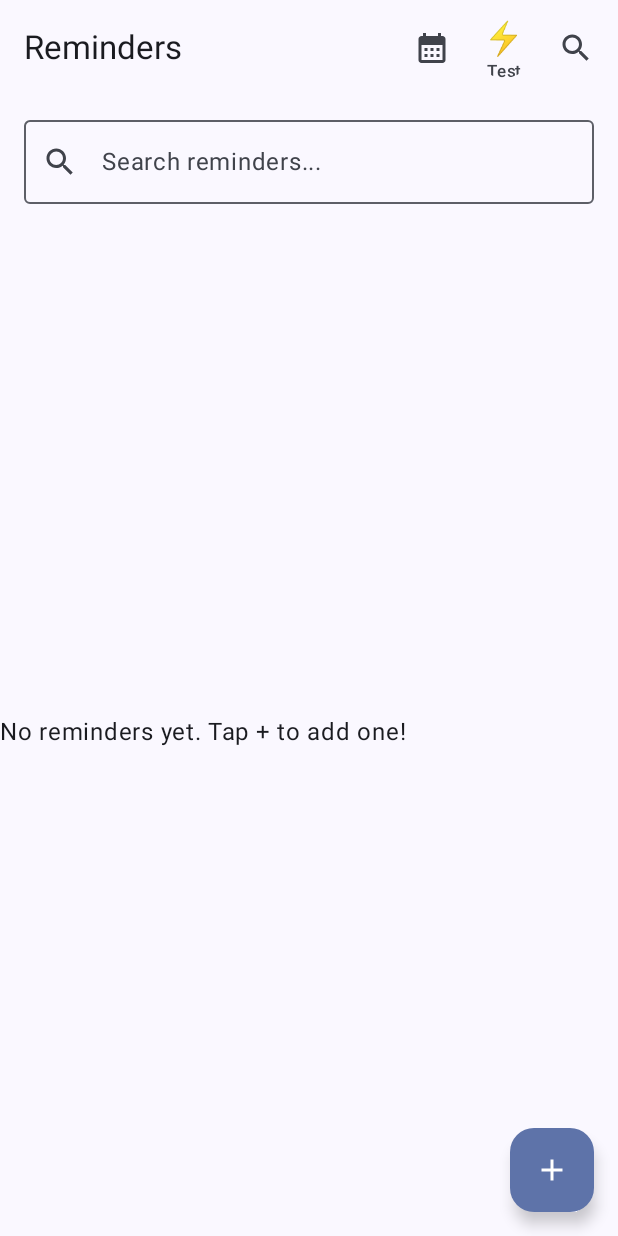
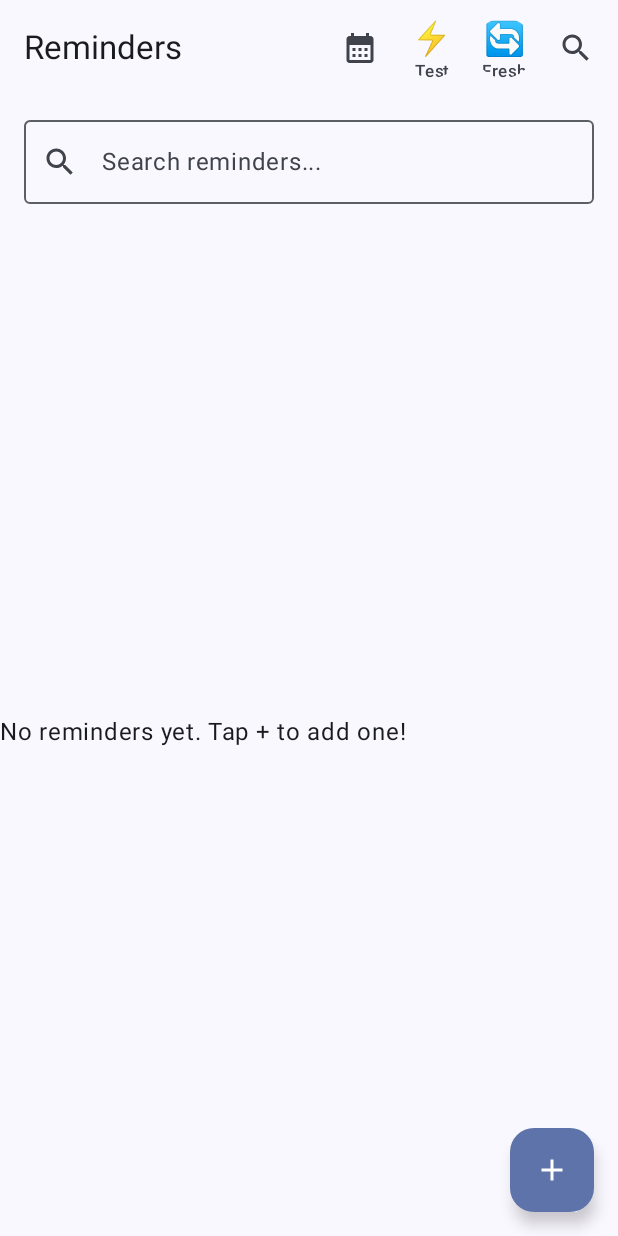
Before and after one commit to databarn8/android-reminder-app, an Android app built with Jetpack Compose: the screen it shows after launch (MainActivity), on a phone screen of 412 x 824 dp. Run offline under Robolectric (Android 15) with nearby library versions, the phone set to English and light mode, and no system bars; our stand-ins replace Room's generated code; 1 statement that could not run was skipped.

Commit message:
Add Fresh button with 12-second yellow flash to ReminderListScreen
- Add Fresh button (🔄 Fresh) to top bar actions
- Implement 12-second yellow screen flash when Fresh button clicked
- Import ScreenFlashManager and Color for flash functionality
- Use flashDurationMs = 12000 for exactly 12 seconds
- Add logging for Fresh button click tracking
- Button positioned between Test flash and Search buttons

```diff
--- a/app/src/main/java/com/reminder/app/ui/screens/ReminderListScreen.kt
+++ b/app/src/main/java/com/reminder/app/ui/screens/ReminderListScreen.kt
@@ -13,6 +13,7 @@ import androidx.compose.material.icons.filled.Delete
 import androidx.compose.material.icons.filled.Edit
 import androidx.compose.material.icons.filled.Email
 import androidx.compose.material.icons.filled.Search
+import androidx.compose.material.icons.filled.Refresh
 import androidx.compose.material3.*
 import androidx.compose.runtime.*
 import androidx.compose.ui.Alignment
@@ -20,9 +21,11 @@ import androidx.compose.ui.Modifier
 import androidx.compose.ui.text.font.FontWeight
 import androidx.compose.ui.text.input.ImeAction
 import androidx.compose.ui.unit.dp
+import androidx.compose.ui.graphics.Color
 import androidx.compose.ui.platform.LocalContext
 import com.reminder.app.data.Reminder
 import com.reminder.app.utils.EmailService
+import com.reminder.app.utils.ScreenFlashManager
 import com.reminder.app.viewmodel.ReminderViewModel
 import java.text.SimpleDateFormat
 import java.util.*
@@ -86,6 +89,23 @@ fun ReminderListScreen(
                         ) {
                             Text("⚡", style = MaterialTheme.typography.titleLarge)
                             Text("Test", style = MaterialTheme.typography.labelSmall)
+                        }
+                    }
+                    IconButton(onClick = {
+                        android.util.Log.d("FreshButton", "Fresh button clicked - triggering 12 second yellow flash")
+                        ScreenFlashManager.triggerFlash(
+                            context = context,
+                            flashColor = Color.Yellow,
+                            flashDurationMs = 12000, // 12 seconds
+                            flashCount = 1,
+                            intervalMs = 0
+                        )
+                    }) {
+                        Column(
+                            horizontalAlignment = Alignment.CenterHorizontally
+                        ) {
+                            Text("🔄", style = MaterialTheme.typography.titleLarge)
+                            Text("Fresh", style = MaterialTheme.typography.labelSmall)
                         }
                     }
                     IconButton(onClick = { /* Search toggle */ }) {
```
